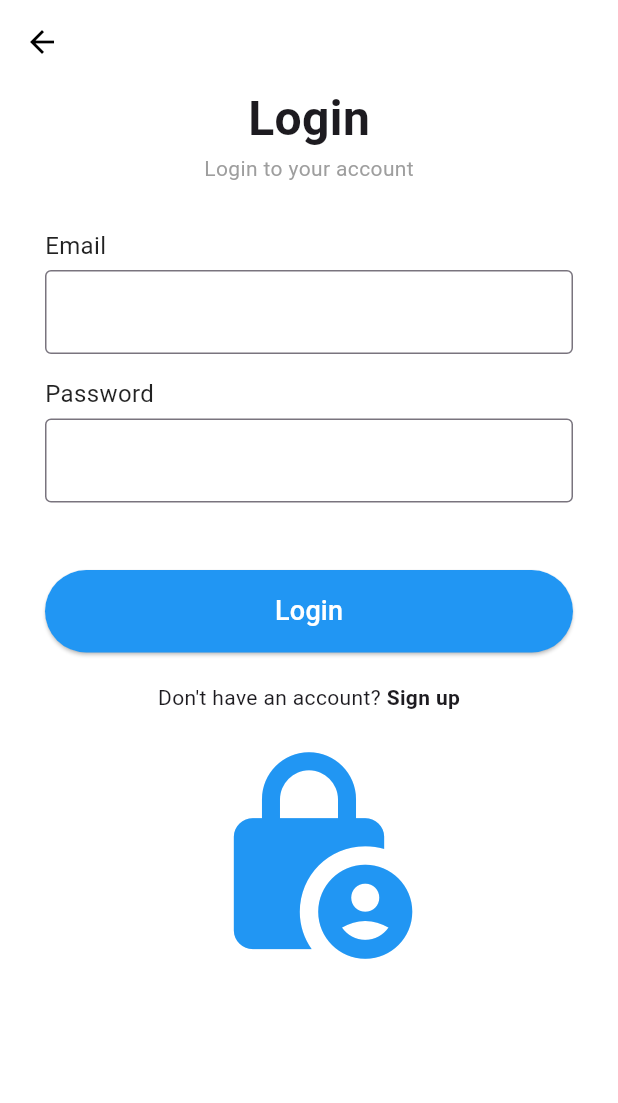
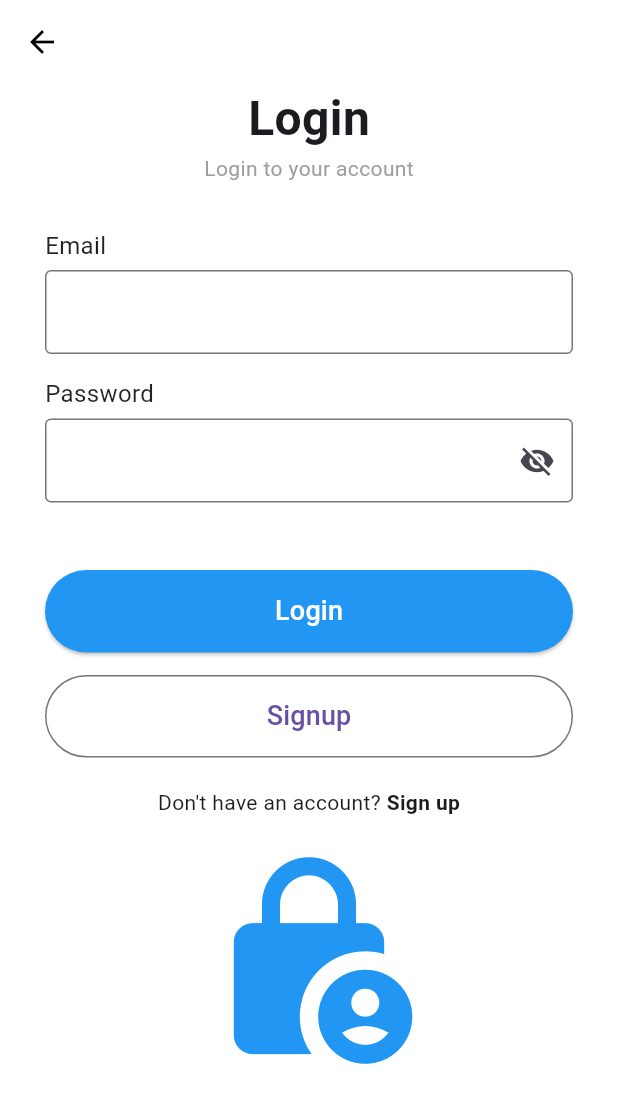
Before and after one commit to DanielChernov99/Android_Lab, a Flutter app: the screen it shows after launch, after a tap on "Login", on a phone screen of 412 x 824 dp. Shown: the top 1103 px of the screen. Run offline on Flutter 3.47's test engine with Material 3 defaults, Android fonts, the light colour scheme and no system bars; network calls fail.

```diff
--- a/android_project/lib/login_screen.dart
+++ /dev/null
@@ -1,62 +0,0 @@
-import 'package:flutter/material.dart';
-import 'signup_screen.dart';
-
-class LoginScreen extends StatelessWidget {
-  @override
-  Widget build(BuildContext context) {
-    return Scaffold(
-      backgroundColor: Colors.white,
-      appBar: AppBar(backgroundColor: Colors.white, elevation: 0, iconTheme: IconThemeData(color: Colors.black)),
-      body: SingleChildScrollView(
-        padding: const EdgeInsets.symmetric(horizontal: 30.0),
-        child: Column(
-          children: [
-            Text('Login', style: TextStyle(fontSize: 32, fontWeight: FontWeight.bold)),
-            Text('Login to your account', style: TextStyle(color: Colors.grey)),
-            SizedBox(height: 30),
-            _buildField('Email'),
-            _buildField('Password', isPassword: true),
-            SizedBox(height: 30),
-            SizedBox(
-              width: double.infinity,
-              height: 55,
-              child: ElevatedButton(
-                style: ElevatedButton.styleFrom(backgroundColor: Colors.blue, shape: RoundedRectangleBorder(borderRadius: BorderRadius.circular(30))),
-                onPressed: () {},
-                child: Text('Login', style: TextStyle(color: Colors.white, fontSize: 18)),
-              ),
-            ),
-            SizedBox(height: 20),
-            Row(
-              mainAxisAlignment: MainAxisAlignment.center,
-              children: [
-                Text("Don't have an account? "),
-                GestureDetector(
-                  onTap: () => Navigator.push(context, MaterialPageRoute(builder: (context) => SignupScreen())),
-                  child: Text("Sign up", style: TextStyle(fontWeight: FontWeight.bold)),
-                ),
-              ],
-            ),
-            SizedBox(height: 20),
-            Icon(Icons.lock_person, size: 150, color: Colors.blue),
-          ],
-        ),
-      ),
-    );
-  }
-
-  Widget _buildField(String label, {bool isPassword = false}) {
-    return Column(
-      crossAxisAlignment: CrossAxisAlignment.start,
-      children: [
-        Text(label, style: TextStyle(fontSize: 16, color: Colors.black87)),
-        SizedBox(height: 5),
-        TextField(
-          obscureText: isPassword,
-          decoration: InputDecoration(border: OutlineInputBorder()),
-        ),
-        SizedBox(height: 15),
-      ],
-    );
-  }
-}
--- a/android_project/lib/main.dart
+++ b/android_project/lib/main.dart
@@ -1,66 +1,16 @@
 import 'package:flutter/material.dart';
-import 'login_screen.dart';
-import 'signup_screen.dart';
+import 'screens/home_screen.dart';
 
-void main() => runApp(LoginApp());
+void main() => runApp(const LoginApp());
 
 class LoginApp extends StatelessWidget {
+  const LoginApp({Key? key}) : super(key: key);
+
   @override
   Widget build(BuildContext context) {
     return MaterialApp(
       debugShowCheckedModeBanner: false,
-      home: WelcomeScreen(),
+      home: const HomeScreen(), // Replaced WelcomeScreen with HomeScreen
     );
   }
 }
-
-class WelcomeScreen extends StatelessWidget {
-  @override
-  Widget build(BuildContext context) {
-    return Scaffold(
-      backgroundColor: Colors.white,
-      body: SafeArea(
-        child: Center(
-          child: Padding(
-            padding: const EdgeInsets.symmetric(horizontal: 30.0),
-            child: Column(
-              mainAxisAlignment: MainAxisAlignment.center,
-              children: [
-                Text('Welcome', style: TextStyle(fontSize: 32, fontWeight: FontWeight.bold)),
-                SizedBox(height: 10),
-                Text('Please login or sign up', style: TextStyle(fontSize: 16, color: Colors.grey)),
-                SizedBox(height: 40),
-                Icon(Icons.mobile_friendly, size: 180, color: Colors.blue), // תחליף לתמונה
-                SizedBox(height: 40),
-                SizedBox(
-                  width: double.infinity,
-                  height: 55,
-                  child: OutlinedButton(
-                    style: OutlinedButton.styleFrom(
-                      shape: RoundedRectangleBorder(borderRadius: BorderRadius.circular(30)),
-                    ),
-                    onPressed: () => Navigator.push(context, MaterialPageRoute(builder: (context) => LoginScreen())),
-                    child: Text('Login', style: TextStyle(color: Colors.black, fontSize: 18)),
-                  ),
-                ),
-                SizedBox(height: 15),
-                SizedBox(
-                  width: double.infinity,
-                  height: 55,
-                  child: ElevatedButton(
-                    style: ElevatedButton.styleFrom(
-                      backgroundColor: Colors.blue,
-                      shape: RoundedRectangleBorder(borderRadius: BorderRadius.circular(30)),
-                    ),
-                    onPressed: () => Navigator.push(context, MaterialPageRoute(builder: (context) => SignupScreen())),
-                    child: Text('Sign up', style: TextStyle(color: Colors.white, fontSize: 18)),
-                  ),
-                ),
-              ],
-            ),
-          ),
-        ),
-      ),
-    );
-  }
-}
--- /dev/null
+++ b/android_project/lib/screens/home_screen.dart
@@ -0,0 +1,105 @@
+import 'package:flutter/material.dart';
+import 'login_screen.dart';
+import 'signup_screen.dart';
+
+class HomeScreen extends StatelessWidget {
+  const HomeScreen({Key? key}) : super(key: key);
+
+  @override
+  Widget build(BuildContext context) {
+    return Scaffold(
+      backgroundColor: Colors.white,
+      body: SafeArea(
+        child: Center(
+          child: Padding(
+            padding: const EdgeInsets.symmetric(horizontal: 30.0),
+            child: Column(
+              mainAxisAlignment: MainAxisAlignment.center,
+              children: [
+                const Text(
+                  'Welcome',
+                  style: TextStyle(
+                    fontSize: 32,
+                    fontWeight: FontWeight.bold,
+                  ),
+                ),
+                const SizedBox(height: 10),
+                const Text(
+                  'Please login or sign up',
+                  style: TextStyle(
+                    fontSize: 16,
+                    color: Colors.grey,
+                  ),
+                ),
+                const SizedBox(height: 50),
+
+                // Local image from assets/images/register.png
+                Image.asset(
+                  'assets/images/register.png',
+                  height: 180,
+                  fit: BoxFit.contain,
+                ),
+
+                const SizedBox(height: 50),
+
+                SizedBox(
+                  width: double.infinity,
+                  height: 55,
+                  child: OutlinedButton(
+                    style: OutlinedButton.styleFrom(
+                      shape: RoundedRectangleBorder(
+                        borderRadius: BorderRadius.circular(30),
+                      ),
+                      side: const BorderSide(color: Colors.black54),
+                    ),
+                    onPressed: () => Navigator.push(
+                      context,
+                      MaterialPageRoute(
+                        builder: (context) => const LoginScreen(),
+                      ),
+                    ),
+                    child: const Text(
+                      'Login',
+                      style: TextStyle(
+                        color: Colors.black,
+                        fontSize: 18,
+                      ),
+                    ),
+                  ),
+                ),
+
+                const SizedBox(height: 15),
+
+                SizedBox(
+                  width: double.infinity,
+                  height: 55,
+                  child: ElevatedButton(
+                    style: ElevatedButton.styleFrom(
+                      backgroundColor: Colors.blue,
+                      shape: RoundedRectangleBorder(
+                        borderRadius: BorderRadius.circular(30),
+                      ),
+                    ),
+                    onPressed: () => Navigator.push(
+                      context,
+                      MaterialPageRoute(
+                        builder: (context) => SignupScreen(),
+                      ),
+                    ),
+                    child: const Text(
+                      'Sign up',
+                      style: TextStyle(
+                        color: Colors.white,
+                        fontSize: 18,
+                      ),
+                    ),
+                  ),
+                ),
+              ],
+            ),
+          ),
+        ),
+      ),
+    );
+  }
+}
--- /dev/null
+++ b/android_project/lib/screens/login_screen.dart
@@ -0,0 +1,222 @@
+import 'package:flutter/material.dart';
+import 'signup_screen.dart';
+
+class LoginScreen extends StatefulWidget {
+  const LoginScreen({Key? key}) : super(key: key);
+
+  @override
+  State<LoginScreen> createState() => _LoginScreenState();
+}
+
+class _LoginScreenState extends State<LoginScreen> {
+  // Controllers
+  final TextEditingController emailController = TextEditingController();
+  final TextEditingController passwordController = TextEditingController();
+
+  // Show / Hide Password
+  bool isPasswordVisible = false;
+
+  // Email validation using regex
+  bool isValidEmail(String email) {
+    final RegExp emailRegex = RegExp(
+      r'^[\w\.-]+@([\w-]+\.)+[\w-]{2,4}$',
+    );
+    return emailRegex.hasMatch(email);
+  }
+
+  // Password validation: At least one letter, one number, and one symbol
+  bool isValidPassword(String password) {
+    final RegExp passwordRegex = RegExp(
+      r'^(?=.*[A-Za-z])(?=.*\d)(?=.*[@$!%*#?&^()_\-+=]).+$',
+    );
+    return passwordRegex.hasMatch(password);
+  }
+
+  // Show alert dialog
+  void showMessage(String title, String message) {
+    showDialog(
+      context: context,
+      builder: (context) {
+        return AlertDialog(
+          title: Text(title),
+          content: Text(message),
+          actions: [
+            TextButton(
+              onPressed: () => Navigator.pop(context),
+              child: const Text('OK'),
+            ),
+          ],
+        );
+      },
+    );
+  }
+
+  // Login button logic
+  void login() {
+    final String email = emailController.text.trim();
+    final String password = passwordController.text;
+
+    if (email.isEmpty || password.isEmpty) {
+      showMessage('Missing Fields', 'Please fill in all fields.');
+      return;
+    }
+
+    if (!isValidEmail(email)) {
+      showMessage('Invalid Email', 'Please enter a valid email address.');
+      return;
+    }
+
+    if (!isValidPassword(password)) {
+      showMessage(
+        'Invalid Password',
+        'Password must contain:\n'
+            '- At least one letter\n'
+            '- At least one number\n'
+            '- At least one symbol',
+      );
+      return;
+    }
+
+    showMessage('Login Successful', 'Welcome back!');
+  }
+
+  Widget buildField({
+    required String label,
+    required TextEditingController controller,
+    bool isPassword = false,
+  }) {
+    return Column(
+      crossAxisAlignment: CrossAxisAlignment.start,
+      children: [
+        Text(
+          label,
+          style: const TextStyle(fontSize: 16, color: Colors.black87),
+        ),
+        const SizedBox(height: 5),
+        TextField(
+          controller: controller,
+          obscureText: isPassword ? !isPasswordVisible : false,
+          decoration: InputDecoration(
+            border: const OutlineInputBorder(),
+            suffixIcon: isPassword
+                ? IconButton(
+              icon: Icon(
+                isPasswordVisible ? Icons.visibility : Icons.visibility_off,
+              ),
+              onPressed: () {
+                setState(() {
+                  isPasswordVisible = !isPasswordVisible;
+                });
+              },
+            )
+                : null,
+          ),
+        ),
+        const SizedBox(height: 15),
+      ],
+    );
+  }
+
+  @override
+  void dispose() {
+    emailController.dispose();
+    passwordController.dispose();
+    super.dispose();
+  }
+
+  @override
+  Widget build(BuildContext context) {
+    return Scaffold(
+      backgroundColor: Colors.white,
+      appBar: AppBar(
+        backgroundColor: Colors.white,
+        elevation: 0,
+        iconTheme: const IconThemeData(color: Colors.black),
+      ),
+      body: SingleChildScrollView(
+        padding: const EdgeInsets.symmetric(horizontal: 30.0),
+        child: Column(
+          children: [
+            const Text(
+              'Login',
+              style: TextStyle(fontSize: 32, fontWeight: FontWeight.bold),
+            ),
+            const Text(
+              'Login to your account',
+              style: TextStyle(color: Colors.grey),
+            ),
+            const SizedBox(height: 30),
+            buildField(label: 'Email', controller: emailController),
+            buildField(
+              label: 'Password',
+              controller: passwordController,
+              isPassword: true,
+            ),
+            const SizedBox(height: 30),
+            SizedBox(
+              width: double.infinity,
+              height: 55,
+              child: ElevatedButton(
+                style: ElevatedButton.styleFrom(
+                  backgroundColor: Colors.blue,
+                  shape: RoundedRectangleBorder(
+                    borderRadius: BorderRadius.circular(30),
+                  ),
+                ),
+                onPressed: login,
+                child: const Text(
+                  'Login',
+                  style: TextStyle(color: Colors.white, fontSize: 18),
+                ),
+              ),
+            ),
+            const SizedBox(height: 15),
+            SizedBox(
+              width: double.infinity,
+              height: 55,
+              child: OutlinedButton(
+                style: OutlinedButton.styleFrom(
+                  shape: RoundedRectangleBorder(
+                    borderRadius: BorderRadius.circular(30),
+                  ),
+                ),
+                onPressed: () {
+                  Navigator.push(
+                    context,
+                    MaterialPageRoute(builder: (context) => SignupScreen()),
+                  );
+                },
+                child: const Text('Signup', style: TextStyle(fontSize: 18)),
+              ),
+            ),
+            const SizedBox(height: 20),
+            Row(
+              mainAxisAlignment: MainAxisAlignment.center,
+              children: [
+                const Text("Don't have an account? "),
+                GestureDetector(
+                  onTap: () {
+                    Navigator.push(
+                      context,
+                      MaterialPageRoute(builder: (context) => SignupScreen()),
+                    );
+                  },
+                  child: const Text(
+                    'Sign up',
+                    style: TextStyle(fontWeight: FontWeight.bold),
+                  ),
+                ),
+              ],
+            ),
+            const SizedBox(height: 20),
+            const Icon(
+              Icons.lock_person,
+              size: 150,
+              color: Colors.blue,
+            ),
+          ],
+        ),
+      ),
+    );
+  }
+}
--- a/android_project/pubspec.yaml
+++ b/android_project/pubspec.yaml
@@ -58,9 +58,8 @@ flutter:
   uses-material-design: true
 
   # To add assets to your application, add an assets section, like this:
-  # assets:
-  #   - images/a_dot_burr.jpeg
-  #   - images/a_dot_ham.jpeg
+  assets:
+    - assets/images/
 
   # An image asset can refer to one or more resolution-specific "variants", see
   # https://flutter.dev/to/resolution-aware-images
```
Also changed, not shown: android_project/lib/screens/profile_screen.dart (renamed from android_project/lib/profile_screen.dart, +12 -24 lines), android_project/lib/screens/signup_screen.dart (added, +69 -0 lines), android_project/lib/signup_screen.dart (deleted, +0 -62 lines), android_project/assets/images/register.png (added), 3 other files.
